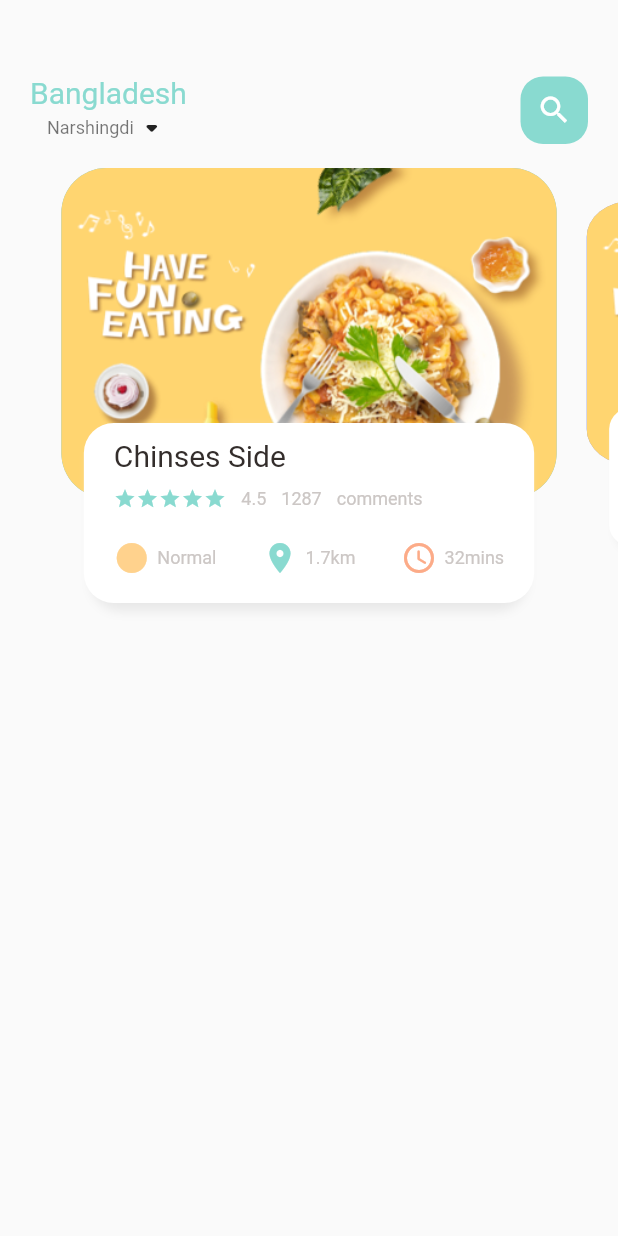
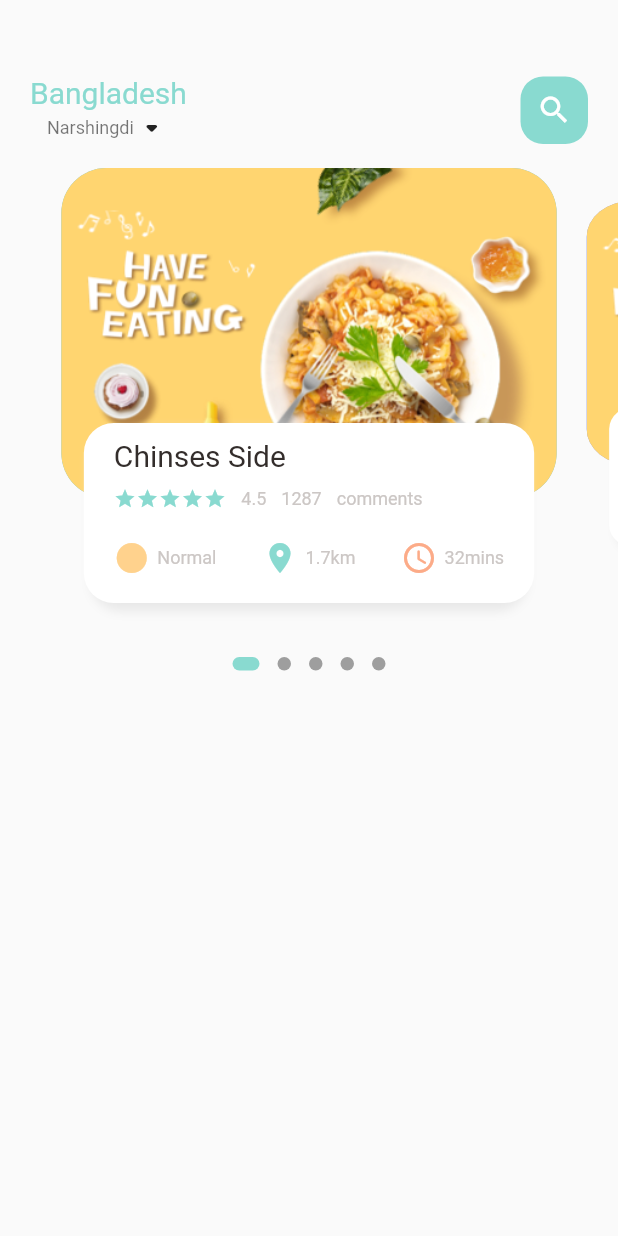
Before and after one commit to Thae00/food_delivery, a Flutter app: the screen it shows after launch, on a phone screen of 412 x 824 dp. Run offline on Flutter 3.47's test engine with Material 2 defaults, Android fonts, the phone set to English and light mode, and no system bars; drawn by our look-alikes of dots_indicator.

```diff
--- a/lib/home/food_body_page.dart
+++ b/lib/home/food_body_page.dart
@@ -1,3 +1,4 @@
+import 'package:dots_indicator/dots_indicator.dart';
 import 'package:flutter/material.dart';
 import 'package:food_delivery/utils/colors.dart';
 import 'package:food_delivery/widgets/big_text.dart';
@@ -35,7 +36,9 @@ class _FoodBodyPageState extends State<FoodBodyPage> {
 
   @override
   Widget build(BuildContext context) {
-    return Container(
+    return Column(
+      children: [
+        Container(
           height: 320,
           child: PageView.builder(
             controller: pageController,
@@ -44,6 +47,19 @@ class _FoodBodyPageState extends State<FoodBodyPage> {
               return _buildPageItem(position);
             },
           ),
+        ),
+        DotsIndicator(
+          dotsCount: 5,
+          position: _currPageValue,
+          decorator: DotsDecorator(
+            size: Size.square(9.0),
+            activeSize: Size(18.0, 9.0),
+            activeColor: AppColors.mainColor,
+            activeShape:
+                RoundedRectangleBorder(borderRadius: BorderRadius.circular(15)),
+          ),
+        ),
+      ],
     );
   }
 
--- a/pubspec.yaml
+++ b/pubspec.yaml
@@ -34,6 +34,8 @@ dependencies:
   # The following adds the Cupertino Icons font to your application.
   # Use with the CupertinoIcons class for iOS style icons.
   cupertino_icons: ^1.0.2
+  get: ^4.6.1
+  dots_indicator: ^2.1.0
 
 dev_dependencies:
   flutter_test:
```
Also changed, not shown: pubspec.lock. Lines whose indentation alone changed are shown as unchanged.
